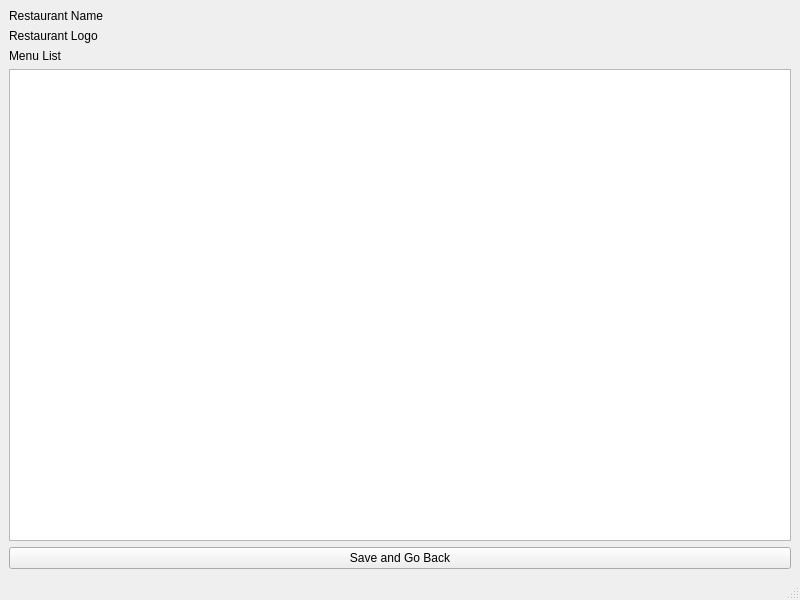
This is inventorywindow.ui in PeteCastle/PEx5 as Qt 5 draws it before an edit. The edited form follows.
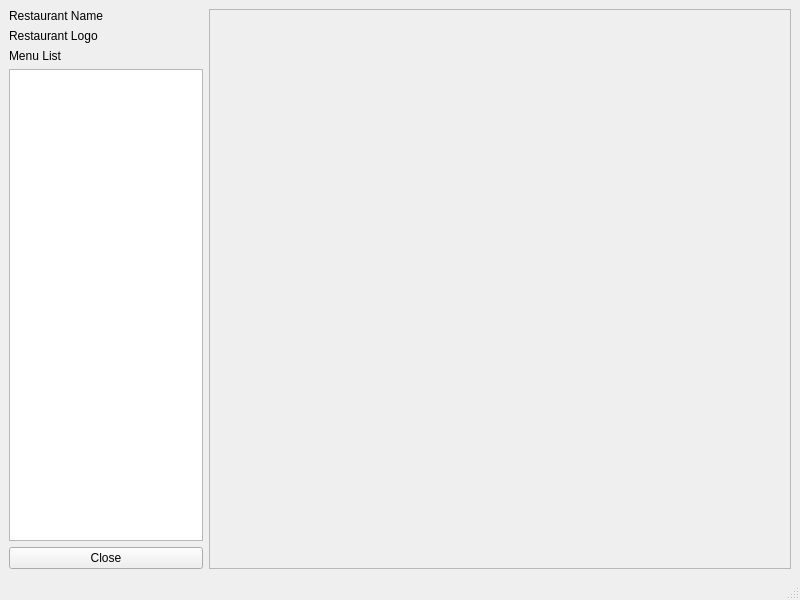
This is the edited form.

```diff
--- a/inventorywindow.ui
+++ b/inventorywindow.ui
@@ -44,14 +44,29 @@
       <item>
        <widget class="QPushButton" name="SaveButton">
         <property name="text">
-         <string>Save and Go Back</string>
+         <string>Close</string>
         </property>
        </widget>
       </item>
      </layout>
     </item>
     <item>
-     <layout class="QGridLayout" name="gridLayout"/>
+     <widget class="QScrollArea" name="scrollArea">
+      <property name="widgetResizable">
+       <bool>true</bool>
+      </property>
+      <widget class="QWidget" name="scrollAreaWidgetContents">
+       <property name="geometry">
+        <rect>
+         <x>0</x>
+         <y>0</y>
+         <width>580</width>
+         <height>537</height>
+        </rect>
+       </property>
+       <layout class="QGridLayout" name="gridLayout"/>
+      </widget>
+     </widget>
     </item>
    </layout>
   </widget>
```
